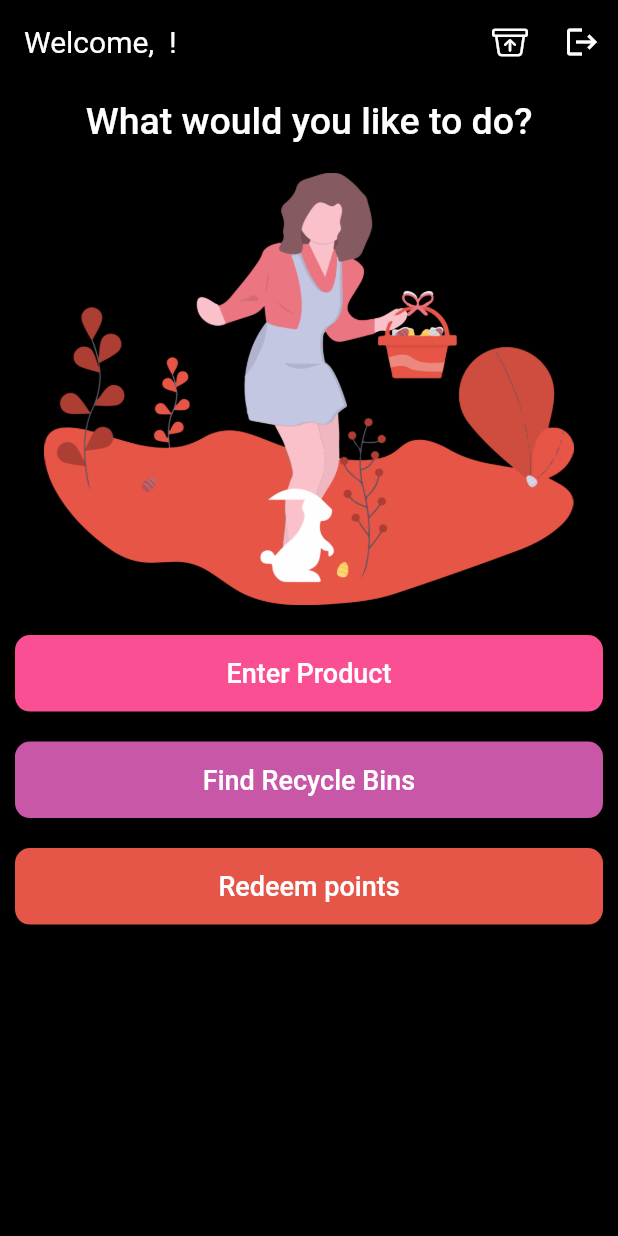
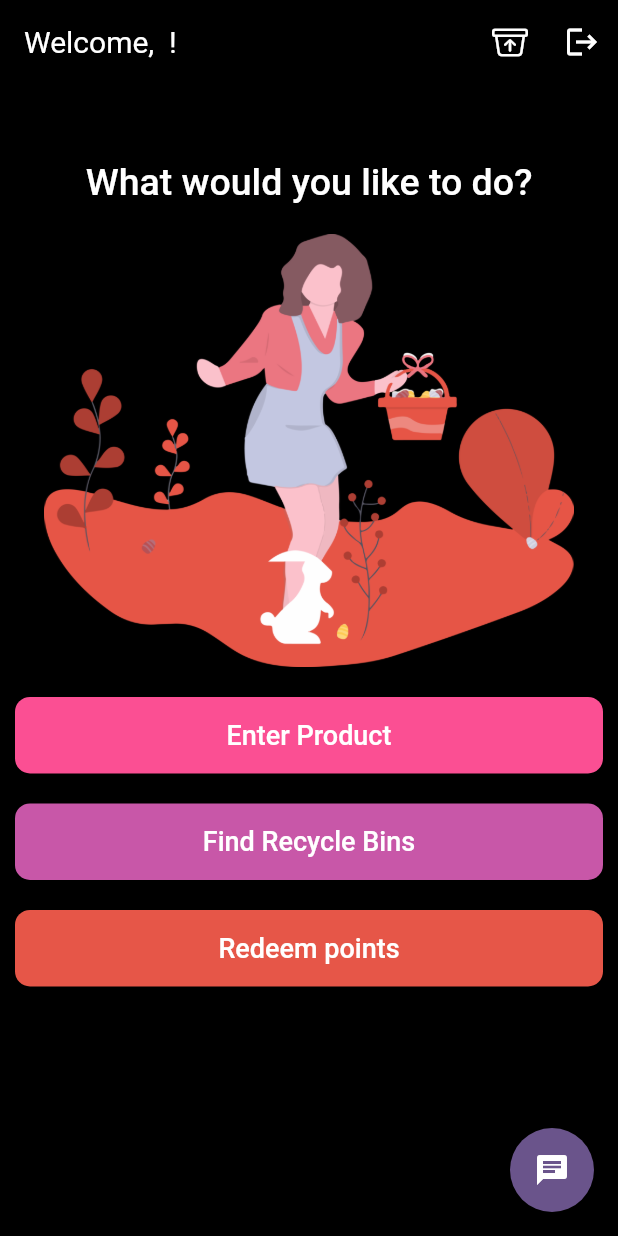
Before and after one commit to ameysunu/hackatown, a Flutter app: the Home screen opened directly, on a phone screen of 412 x 824 dp. Run offline on Flutter 3.47's test engine with Material 2 defaults, Android fonts, the phone set to English and light mode, and no system bars; our stand-ins replace cloud_firestore, firebase_auth, firebase_core, google_maps_flutter, google_sign_in, hexcolor and 2 more; missing offline and left inert: firebase_ml_vision, flutter_barcode_scanner; accounts and stored records are empty.

Commit message:
home ui done

```diff
--- a/lib/home.dart
+++ b/lib/home.dart
@@ -51,6 +51,9 @@ class _HomeState extends State<Home> {
         child: Column(
           crossAxisAlignment: CrossAxisAlignment.center,
           children: [
+            Container(
+              height: MediaQuery.of(context).size.height * 0.05,
+            ),
             Padding(
               padding: const EdgeInsets.all(10.0),
               child: Container(
@@ -172,6 +175,13 @@ class _HomeState extends State<Home> {
           ],
         ),
       ),
+      floatingActionButton: FloatingActionButton(
+        backgroundColor: HexColor('#6A548B'),
+        child: Icon(Icons.chat),
+        onPressed: () {
+          null;
+        },
+      ),
     );
   }
 }
```
